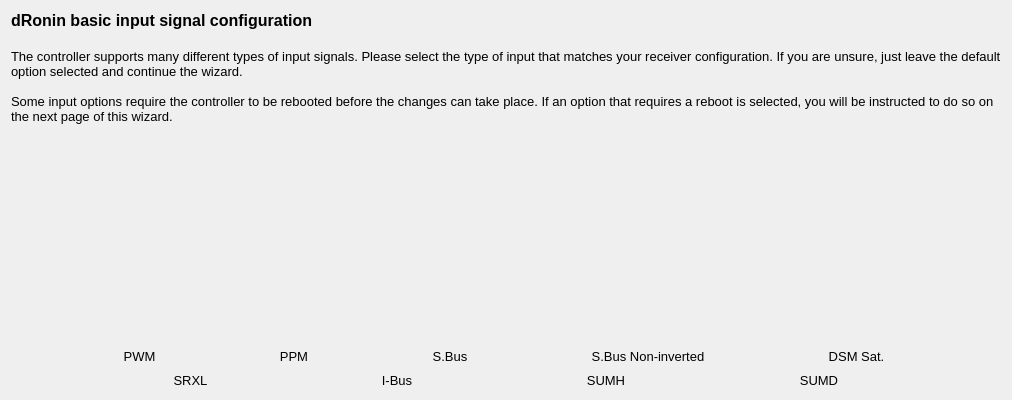
Above: ground/gcs/src/plugins/setupwizard/pages/inputpage.ui from d-ronin/dRonin before the change. Below: the same form after it.
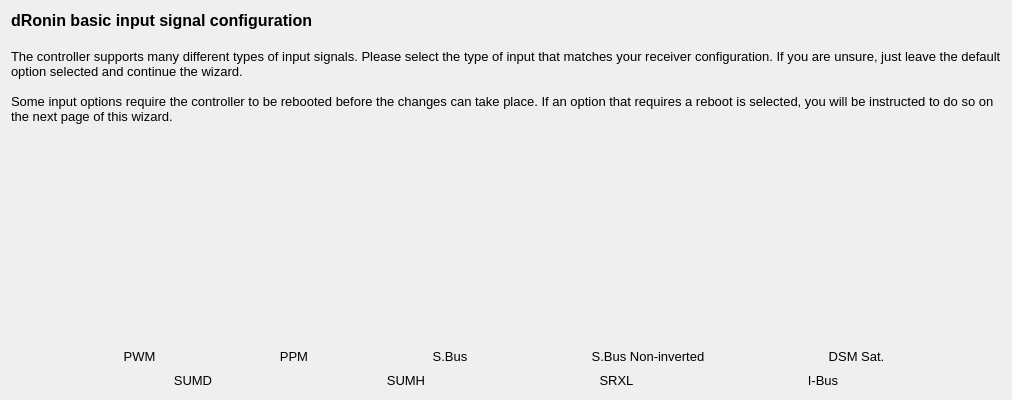
That is the form after the change. Icons and pictures are not drawn.

Commit message: Moved buttons around, removed some comments

Patch:
```diff
--- a/ground/gcs/src/plugins/setupwizard/pages/inputpage.ui
+++ b/ground/gcs/src/plugins/setupwizard/pages/inputpage.ui
@@ -279,6 +279,90 @@
      <property name="bottomMargin">
       <number>0</number>
      </property>
+     <item>
+      <widget class="QToolButton" name="hottsumdButton">
+       <property name="font">
+        <font>
+         <pointsize>10</pointsize>
+        </font>
+       </property>
+       <property name="toolTip">
+        <string>Graupner HoTT (SUMD)</string>
+       </property>
+       <property name="styleSheet">
+        <string notr="true">QToolButton { border: none }</string>
+       </property>
+       <property name="text">
+        <string>SUMD</string>
+       </property>
+       <property name="icon">
+        <iconset resource="../wizardResources.qrc">
+         <normaloff>:/setupwizard/resources/bttn-sumd-up.png</normaloff>
+         <normalon>:/setupwizard/resources/bttn-sumd-down.png</normalon>
+         <disabledoff>:/setupwizard/resources/bttn-sumd-disabled.png</disabledoff>:/setupwizard/resources/bttn-sumd-up.png</iconset>
+       </property>
+       <property name="iconSize">
+        <size>
+         <width>100</width>
+         <height>100</height>
+        </size>
+       </property>
+       <property name="checkable">
+        <bool>true</bool>
+       </property>
+       <property name="autoExclusive">
+        <bool>true</bool>
+       </property>
+       <property name="toolButtonStyle">
+        <enum>Qt::ToolButtonTextUnderIcon</enum>
+       </property>
+       <property name="autoRaise">
+        <bool>true</bool>
+       </property>
+      </widget>
+     </item>
+     <item>
+      <widget class="QToolButton" name="hottsumhButton">
+       <property name="font">
+        <font>
+         <pointsize>10</pointsize>
+        </font>
+       </property>
+       <property name="toolTip">
+        <string>Graupner HoTT (SUMH)</string>
+       </property>
+       <property name="styleSheet">
+        <string notr="true">QToolButton { border: none }</string>
+       </property>
+       <property name="text">
+        <string>SUMH</string>
+       </property>
+       <property name="icon">
+        <iconset resource="../wizardResources.qrc">
+         <normaloff>:/setupwizard/resources/bttn-sumh-up.png</normaloff>
+         <normalon>:/setupwizard/resources/bttn-sumh-down.png</normalon>
+         <disabledoff>:/setupwizard/resources/bttn-sumh-disabled.png</disabledoff>:/setupwizard/resources/bttn-sumh-up.png</iconset>
+       </property>
+       <property name="iconSize">
+        <size>
+         <width>100</width>
+         <height>100</height>
+        </size>
+       </property>
+       <property name="checkable">
+        <bool>true</bool>
+       </property>
+       <property name="autoExclusive">
+        <bool>true</bool>
+       </property>
+       <property name="toolButtonStyle">
+        <enum>Qt::ToolButtonTextUnderIcon</enum>
+       </property>
+       <property name="autoRaise">
+        <bool>true</bool>
+       </property>
+      </widget>
+     </item>
      <item>
       <widget class="QToolButton" name="srxlButton">
        <property name="font">
@@ -363,90 +447,6 @@
        </property>
       </widget>
      </item>
-     <item>
-      <widget class="QToolButton" name="hottsumhButton">
-       <property name="font">
-        <font>
-         <pointsize>10</pointsize>
-        </font>
-       </property>
-       <property name="toolTip">
-        <string>Graupner HoTT (SUMH)</string>
-       </property>
-       <property name="styleSheet">
-        <string notr="true">QToolButton { border: none }</string>
-       </property>
-       <property name="text">
-        <string>SUMH</string>
-       </property>
-       <property name="icon">
-        <iconset resource="../wizardResources.qrc">
-         <normaloff>:/setupwizard/resources/bttn-sumh-up.png</normaloff>
-         <normalon>:/setupwizard/resources/bttn-sumh-down.png</normalon>
-         <disabledoff>:/setupwizard/resources/bttn-sumh-disabled.png</disabledoff>:/setupwizard/resources/bttn-sumh-up.png</iconset>
-       </property>
-       <property name="iconSize">
-        <size>
-         <width>100</width>
-         <height>100</height>
-        </size>
-       </property>
-       <property name="checkable">
-        <bool>true</bool>
-       </property>
-       <property name="autoExclusive">
-        <bool>true</bool>
-       </property>
-       <property name="toolButtonStyle">
-        <enum>Qt::ToolButtonTextUnderIcon</enum>
-       </property>
-       <property name="autoRaise">
-        <bool>true</bool>
-       </property>
-      </widget>
-     </item>
-     <item>
-      <widget class="QToolButton" name="hottsumdButton">
-       <property name="font">
-        <font>
-         <pointsize>10</pointsize>
-        </font>
-       </property>
-       <property name="toolTip">
-        <string>Graupner HoTT (SUMD)</string>
-       </property>
-       <property name="styleSheet">
-        <string notr="true">QToolButton { border: none }</string>
-       </property>
-       <property name="text">
-        <string>SUMD</string>
-       </property>
-       <property name="icon">
-        <iconset resource="../wizardResources.qrc">
-         <normaloff>:/setupwizard/resources/bttn-sumd-up.png</normaloff>
-         <normalon>:/setupwizard/resources/bttn-sumd-down.png</normalon>
-         <disabledoff>:/setupwizard/resources/bttn-sumd-disabled.png</disabledoff>:/setupwizard/resources/bttn-sumd-up.png</iconset>
-       </property>
-       <property name="iconSize">
-        <size>
-         <width>100</width>
-         <height>100</height>
-        </size>
-       </property>
-       <property name="checkable">
-        <bool>true</bool>
-       </property>
-       <property name="autoExclusive">
-        <bool>true</bool>
-       </property>
-       <property name="toolButtonStyle">
-        <enum>Qt::ToolButtonTextUnderIcon</enum>
-       </property>
-       <property name="autoRaise">
-        <bool>true</bool>
-       </property>
-      </widget>
-     </item>
     </layout>
    </item>
   </layout>
```
The commit also changes 4 other files.
